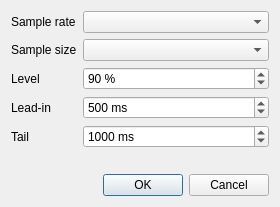
Above: ui/tapeexp.ui from Volutar/xpeccy-plus before the change. Below: the same form after it.
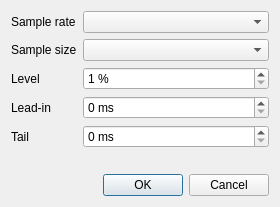
That is the form after the change.

What changed in the file:
```diff
--- a/ui/tapeexp.ui
+++ b/ui/tapeexp.ui
@@ -65,9 +65,6 @@
        <property name="maximum">
         <number>100</number>
        </property>
-       <property name="value">
-        <number>90</number>
-       </property>
       </widget>
      </item>
      <item row="3" column="0">
@@ -91,9 +88,6 @@
        <property name="singleStep">
         <number>100</number>
        </property>
-       <property name="value">
-        <number>500</number>
-       </property>
       </widget>
      </item>
      <item row="4" column="0">
@@ -117,9 +111,6 @@
        <property name="singleStep">
         <number>100</number>
        </property>
-       <property name="value">
-        <number>1000</number>
-       </property>
       </widget>
      </item>
     </layout>
```
